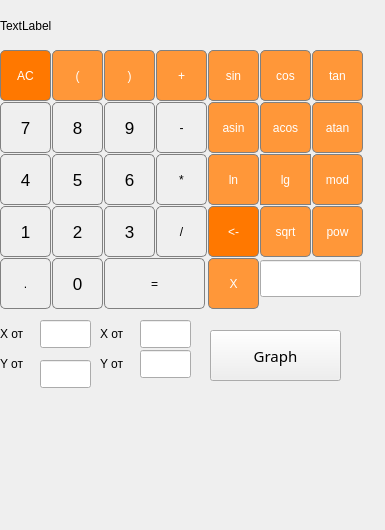
Old version of the form src/mainwindow.ui in the repository KolyaDavydov/SmartCalc_v1.
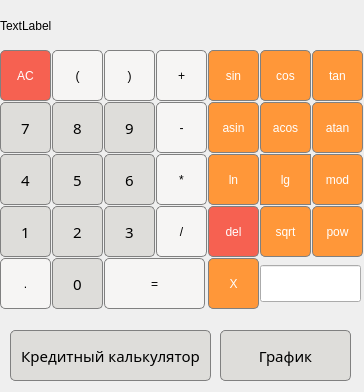
New version of the form.

```diff
--- a/src/mainwindow.ui
+++ b/src/mainwindow.ui
@@ -6,8 +6,8 @@
    <rect>
     <x>0</x>
     <y>0</y>
-    <width>385</width>
-    <height>530</height>
+    <width>364</width>
+    <height>392</height>
    </rect>
   </property>
   <property name="windowTitle">
@@ -28,8 +28,8 @@
     </property>
     <property name="font">
      <font>
-      <family>Ubuntu</family>
-      <pointsize>13</pointsize>
+      <family>Mukti</family>
+      <pointsize>11</pointsize>
       <weight>9</weight>
       <italic>false</italic>
       <bold>false</bold>
@@ -37,9 +37,8 @@
     </property>
     <property name="styleSheet">
      <string notr="true">QPushButton {
-	font: 75 13pt &quot;C059&quot;;
-	font: 75 12pt &quot;Vemana2000&quot;;
-	font: 75 13pt &quot;Ubuntu&quot;;
+  background-color: rgb(222, 221, 218);
+  color: black; 
 	border: 1px solid gray;
 border-radius: 5px;
 }
@@ -62,8 +61,8 @@
     </property>
     <property name="font">
      <font>
-      <family>Ubuntu</family>
-      <pointsize>13</pointsize>
+      <family>Mukti</family>
+      <pointsize>11</pointsize>
       <weight>9</weight>
       <italic>false</italic>
       <bold>false</bold>
@@ -71,9 +70,8 @@
     </property>
     <property name="styleSheet">
      <string notr="true">QPushButton {
-	font: 75 13pt &quot;C059&quot;;
-	font: 75 12pt &quot;Vemana2000&quot;;
-	font: 75 13pt &quot;Ubuntu&quot;;
+  background-color: rgb(222, 221, 218);
+  color: black; 
 	border: 1px solid gray;
 border-radius: 5px;
 }
@@ -96,8 +94,8 @@
     </property>
     <property name="font">
      <font>
-      <family>Ubuntu</family>
-      <pointsize>13</pointsize>
+      <family>Mukti</family>
+      <pointsize>11</pointsize>
       <weight>9</weight>
       <italic>false</italic>
       <bold>false</bold>
@@ -105,9 +103,8 @@
     </property>
     <property name="styleSheet">
      <string notr="true">QPushButton {
-	font: 75 13pt &quot;C059&quot;;
-	font: 75 12pt &quot;Vemana2000&quot;;
-	font: 75 13pt &quot;Ubuntu&quot;;
+  background-color: rgb(222, 221, 218);
+  color: black; 
 	border: 1px solid gray;
 border-radius: 5px;
 }
@@ -130,8 +127,8 @@
     </property>
     <property name="font">
      <font>
-      <family>Ubuntu</family>
-      <pointsize>13</pointsize>
+      <family>Mukti</family>
+      <pointsize>11</pointsize>
       <weight>9</weight>
       <italic>false</italic>
       <bold>false</bold>
@@ -139,9 +136,8 @@
     </property>
     <property name="styleSheet">
      <string notr="true">QPushButton {
-	font: 75 13pt &quot;C059&quot;;
-	font: 75 12pt &quot;Vemana2000&quot;;
-	font: 75 13pt &quot;Ubuntu&quot;;
+  background-color: rgb(222, 221, 218);
+  color: black; 
 	border: 1px solid gray;
 border-radius: 5px;
 }
@@ -164,8 +160,8 @@
     </property>
     <property name="font">
      <font>
-      <family>Ubuntu</family>
-      <pointsize>13</pointsize>
+      <family>Mukti</family>
+      <pointsize>11</pointsize>
       <weight>9</weight>
       <italic>false</italic>
       <bold>false</bold>
@@ -173,9 +169,8 @@
     </property>
     <property name="styleSheet">
      <string notr="true">QPushButton {
-	font: 75 13pt &quot;C059&quot;;
-	font: 75 12pt &quot;Vemana2000&quot;;
-	font: 75 13pt &quot;Ubuntu&quot;;
+  background-color: rgb(222, 221, 218);
+  color: black; 
 	border: 1px solid gray;
 border-radius: 5px;
 }
@@ -198,8 +193,8 @@
     </property>
     <property name="font">
      <font>
-      <family>Ubuntu</family>
-      <pointsize>13</pointsize>
+      <family>Mukti</family>
+      <pointsize>11</pointsize>
       <weight>9</weight>
       <italic>false</italic>
       <bold>false</bold>
@@ -207,9 +202,8 @@
     </property>
     <property name="styleSheet">
      <string notr="true">QPushButton {
-	font: 75 13pt &quot;C059&quot;;
-	font: 75 12pt &quot;Vemana2000&quot;;
-	font: 75 13pt &quot;Ubuntu&quot;;
+  background-color: rgb(222, 221, 218);
+  color: black; 
 	border: 1px solid gray;
 border-radius: 5px;
 }
@@ -232,8 +226,8 @@
     </property>
     <property name="font">
      <font>
-      <family>Ubuntu</family>
-      <pointsize>13</pointsize>
+      <family>Mukti</family>
+      <pointsize>11</pointsize>
       <weight>9</weight>
       <italic>false</italic>
       <bold>false</bold>
@@ -241,9 +235,8 @@
     </property>
     <property name="styleSheet">
      <string notr="true">QPushButton {
-	font: 75 13pt &quot;C059&quot;;
-	font: 75 12pt &quot;Vemana2000&quot;;
-	font: 75 13pt &quot;Ubuntu&quot;;
+  background-color: rgb(222, 221, 218);
+  color: black; 
 	border: 1px solid gray;
 border-radius: 5px;
 }
@@ -266,8 +259,8 @@
     </property>
     <property name="font">
      <font>
-      <family>Ubuntu</family>
-      <pointsize>13</pointsize>
+      <family>Mukti</family>
+      <pointsize>11</pointsize>
       <weight>9</weight>
       <italic>false</italic>
       <bold>false</bold>
@@ -275,9 +268,8 @@
     </property>
     <property name="styleSheet">
      <string notr="true">QPushButton {
-	font: 75 13pt &quot;C059&quot;;
-	font: 75 12pt &quot;Vemana2000&quot;;
-	font: 75 13pt &quot;Ubuntu&quot;;
+  background-color: rgb(222, 221, 218);
+  color: black; 
 	border: 1px solid gray;
 border-radius: 5px;
 }
@@ -300,8 +292,8 @@
     </property>
     <property name="font">
      <font>
-      <family>Ubuntu</family>
-      <pointsize>13</pointsize>
+      <family>Mukti</family>
+      <pointsize>11</pointsize>
       <weight>9</weight>
       <italic>false</italic>
       <bold>false</bold>
@@ -309,9 +301,8 @@
     </property>
     <property name="styleSheet">
      <string notr="true">QPushButton {
-	font: 75 13pt &quot;C059&quot;;
-	font: 75 12pt &quot;Vemana2000&quot;;
-	font: 75 13pt &quot;Ubuntu&quot;;
+  background-color: rgb(222, 221, 218);
+  color: black; 
 	border: 1px solid gray;
 border-radius: 5px;
 }
@@ -334,7 +325,7 @@
     </property>
     <property name="styleSheet">
      <string notr="true">QPushButton {
-	background-color: rgb(255, 120, 0);
+	background-color: rgb(246, 97, 81);
   color: white; 
   border: 1px solid gray;
 border-radius: 5px;
@@ -366,8 +357,8 @@
     </property>
     <property name="styleSheet">
      <string notr="true">QPushButton {
-  background-color: rgb(255, 151, 57);
-  color: white; 
+  background-color: rgb(246, 245, 244);
+  color: black; 
   border: 1px solid gray;
 border-radius: 5px;
 }
@@ -392,8 +383,8 @@
     </property>
     <property name="styleSheet">
      <string notr="true">QPushButton {
-  background-color: rgb(255, 151, 57);
-  color: white; 
+  background-color: rgb(246, 245, 244);
+  color: black; 
   border: 1px solid gray;
 border-radius: 5px;
 }
@@ -418,8 +409,8 @@
     </property>
     <property name="font">
      <font>
-      <family>Ubuntu</family>
-      <pointsize>13</pointsize>
+      <family>Mukti</family>
+      <pointsize>11</pointsize>
       <weight>9</weight>
       <italic>false</italic>
       <bold>false</bold>
@@ -427,9 +418,8 @@
     </property>
     <property name="styleSheet">
      <string notr="true">QPushButton {
-	font: 75 13pt &quot;C059&quot;;
-	font: 75 12pt &quot;Vemana2000&quot;;
-	font: 75 13pt &quot;Ubuntu&quot;;
+  background-color: rgb(222, 221, 218);
+  color: black; 
 	border: 1px solid gray;
 border-radius: 5px;
 }
@@ -452,6 +442,8 @@
     </property>
     <property name="styleSheet">
      <string notr="true">QPushButton {
+  background-color: rgb(246, 245, 244);
+  color: black; 
 	border: 1px solid gray;
 border-radius: 5px;
 }
@@ -474,6 +466,8 @@
     </property>
     <property name="styleSheet">
      <string notr="true">QPushButton {
+  background-color: rgb(246, 245, 244);
+  color: black; 
 	border: 1px solid gray;
 border-radius: 5px;
 }
@@ -496,8 +490,8 @@
     </property>
     <property name="styleSheet">
      <string notr="true">QPushButton {
-  background-color: rgb(255, 151, 57);
-  color: white; 
+  background-color: rgb(246, 245, 244);
+  color: black; 
   border: 1px solid gray;
 border-radius: 5px;
 }
@@ -522,6 +516,8 @@
     </property>
     <property name="styleSheet">
      <string notr="true">QPushButton {
+  background-color: rgb(246, 245, 244);
+  color: black; 
 	border: 1px solid gray;
 border-radius: 5px;
 }
@@ -544,6 +540,8 @@
     </property>
     <property name="styleSheet">
      <string notr="true">QPushButton {
+  background-color: rgb(246, 245, 244);
+  color: black; 
 	border: 1px solid gray;
 border-radius: 5px;
 }
@@ -871,6 +869,8 @@
     </property>
     <property name="styleSheet">
      <string notr="true">QPushButton {
+  background-color: rgb(246, 245, 244);
+  color: black; 
 	border: 1px solid gray;
 border-radius: 5px;
 }
@@ -893,7 +893,7 @@
     </property>
     <property name="styleSheet">
      <string notr="true">QPushButton {
-	background-color: rgb(255, 120, 0);
+	background-color: rgb(246, 97, 81);
   color: white; 
   border: 1px solid gray;
 border-radius: 5px;
@@ -905,7 +905,7 @@
 }</string>
     </property>
     <property name="text">
-     <string>&lt;-</string>
+     <string>del</string>
     </property>
    </widget>
    <widget class="QPushButton" name="pushButton_x">
@@ -938,16 +938,16 @@
     <property name="geometry">
      <rect>
       <x>260</x>
-      <y>260</y>
+      <y>265</y>
       <width>101</width>
       <height>37</height>
      </rect>
     </property>
    </widget>
-   <widget class="QPushButton" name="pushButtonGraph">
+   <widget class="QPushButton" name="pushButton_Graphics">
     <property name="geometry">
      <rect>
-      <x>210</x>
+      <x>220</x>
       <y>330</y>
       <width>131</width>
       <height>51</height>
@@ -968,30 +968,28 @@
       <bold>false</bold>
      </font>
     </property>
-    <property name="text">
-     <string>Graph</string>
+    <property name="styleSheet">
+     <string notr="true">QPushButton {
+  background-color: rgb(222, 221, 218);
+  color: black; 
+	border: 1px solid gray;
+border-radius: 5px;
+}
+QPushButton:pressed {
+	background-color: qlineargradient(x1: 0, y1: 0, x2: 0, y2: 1, stop: 0 #dadbde, stop: 1 #f6f7fa);
+}</string>
     </property>
-   </widget>
-   <widget class="QLabel" name="label_2">
-    <property name="geometry">
-     <rect>
-      <x>0</x>
-      <y>350</y>
-      <width>41</width>
-      <height>28</height>
-     </rect>
-    </property>
     <property name="text">
-     <string>Y от</string>
+     <string>График</string>
     </property>
    </widget>
-   <widget class="QLineEdit" name="lineEdit_ZnMax">
+   <widget class="QPushButton" name="pushButton_Credit">
     <property name="geometry">
      <rect>
-      <x>140</x>
-      <y>350</y>
-      <width>51</width>
-      <height>28</height>
+      <x>10</x>
+      <y>330</y>
+      <width>201</width>
+      <height>51</height>
      </rect>
     </property>
     <property name="sizePolicy">
@@ -1000,92 +998,28 @@
       <verstretch>0</verstretch>
      </sizepolicy>
     </property>
-   </widget>
-   <widget class="QLineEdit" name="lineEdit_OpMax">
-    <property name="geometry">
-     <rect>
-      <x>140</x>
-      <y>320</y>
-      <width>51</width>
-      <height>28</height>
-     </rect>
+    <property name="font">
+     <font>
+      <family>Mukti</family>
+      <pointsize>11</pointsize>
+      <weight>9</weight>
+      <italic>false</italic>
+      <bold>false</bold>
+     </font>
     </property>
-    <property name="sizePolicy">
-     <sizepolicy hsizetype="MinimumExpanding" vsizetype="MinimumExpanding">
-      <horstretch>0</horstretch>
-      <verstretch>0</verstretch>
-     </sizepolicy>
+    <property name="styleSheet">
+     <string notr="true">QPushButton {
+  background-color: rgb(222, 221, 218);
+  color: black; 
+	border: 1px solid gray;
+border-radius: 5px;
+}
+QPushButton:pressed {
+	background-color: qlineargradient(x1: 0, y1: 0, x2: 0, y2: 1, stop: 0 #dadbde, stop: 1 #f6f7fa);
+}</string>
     </property>
-   </widget>
-   <widget class="QLabel" name="label_3">
-    <property name="geometry">
-     <rect>
-      <x>0</x>
-      <y>320</y>
-      <width>41</width>
-      <height>28</height>
-     </rect>
-    </property>
     <property name="text">
-     <string>X от</string>
-    </property>
-   </widget>
-   <widget class="QLineEdit" name="lineEdit_ZnMin">
-    <property name="geometry">
-     <rect>
-      <x>40</x>
-      <y>360</y>
-      <width>51</width>
-      <height>28</height>
-     </rect>
-    </property>
-    <property name="sizePolicy">
-     <sizepolicy hsizetype="MinimumExpanding" vsizetype="MinimumExpanding">
-      <horstretch>0</horstretch>
-      <verstretch>0</verstretch>
-     </sizepolicy>
-    </property>
-   </widget>
-   <widget class="QLineEdit" name="lineEdit_OpMin">
-    <property name="geometry">
-     <rect>
-      <x>40</x>
-      <y>320</y>
-      <width>51</width>
-      <height>28</height>
-     </rect>
-    </property>
-    <property name="sizePolicy">
-     <sizepolicy hsizetype="MinimumExpanding" vsizetype="MinimumExpanding">
-      <horstretch>0</horstretch>
-      <verstretch>0</verstretch>
-     </sizepolicy>
-    </property>
-   </widget>
-   <widget class="QLabel" name="label_4">
-    <property name="geometry">
-     <rect>
-      <x>100</x>
-      <y>350</y>
-      <width>41</width>
-      <height>28</height>
-     </rect>
-    </property>
-    <property name="text">
-     <string>Y от</string>
-    </property>
-   </widget>
-   <widget class="QLabel" name="label_5">
-    <property name="geometry">
-     <rect>
-      <x>100</x>
-      <y>320</y>
-      <width>41</width>
-      <height>28</height>
-     </rect>
-    </property>
-    <property name="text">
-     <string>X от</string>
+     <string>Кредитный калькулятор</string>
     </property>
    </widget>
   </widget>
```
